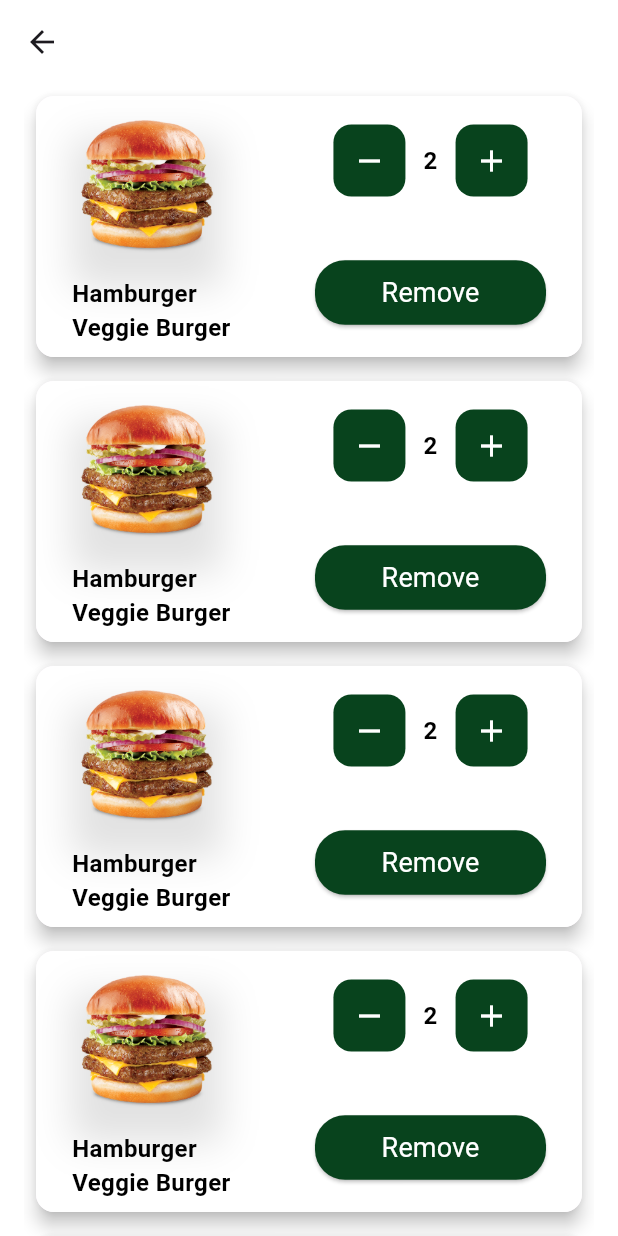
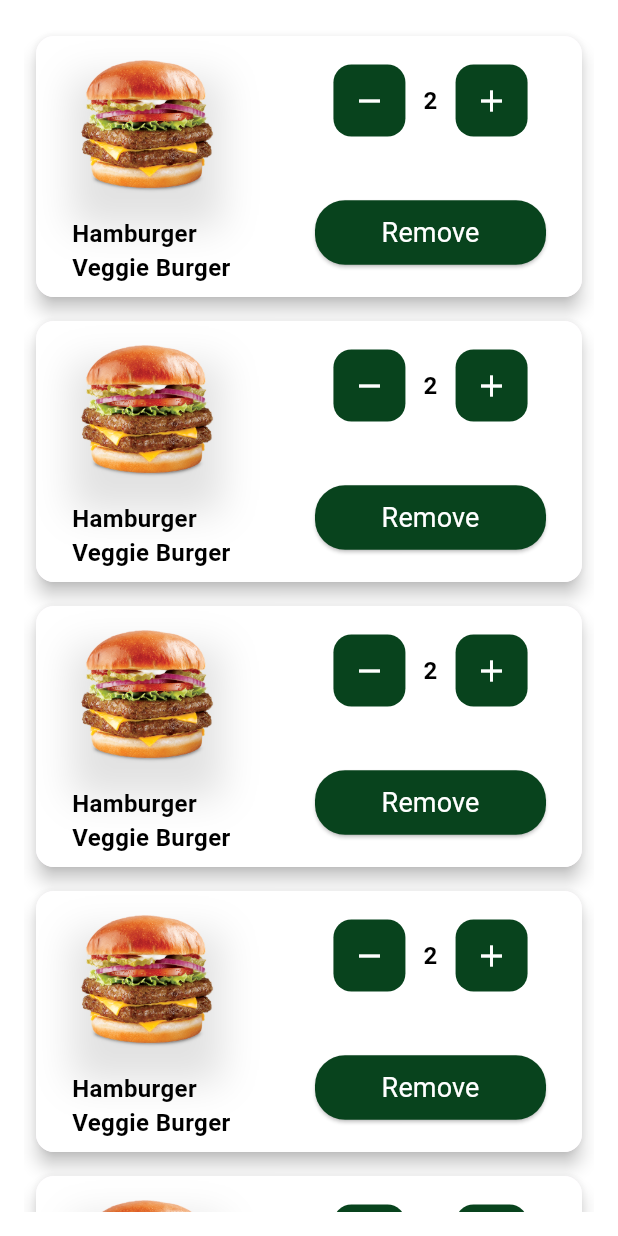
Before and after one commit to EbramIbrahim/Hungry, a Flutter app: the CartScreen screen opened directly, on a phone screen of 412 x 824 dp. Run offline on Flutter 3.47's test engine with Material 3 defaults, Android fonts, the phone set to English and light mode, and no system bars; our stand-ins replace flutter_svg.

Commit message:
update cart screen

```diff
--- a/lib/features/card/presentation/cart_screen.dart
+++ b/lib/features/card/presentation/cart_screen.dart
@@ -10,16 +10,9 @@ class CartScreen extends StatelessWidget {
   Widget build(BuildContext context) {
     return SafeArea(
       child: Scaffold(
-        appBar: AppBar(
-          backgroundColor: AppColors.whiteColor,
-          leading: IconButton(
-            onPressed: () => Navigator.pop(context),
-            icon: const Icon(Icons.arrow_back),
-          ),
-        ),
         backgroundColor: Colors.white,
         body: Padding(
-            padding: EdgeInsets.symmetric(horizontal: 16.0),
+            padding: EdgeInsets.symmetric(horizontal: 16.0, vertical: 16.0),
           child: SingleChildScrollView(
             child: Column(
               children: [
```
